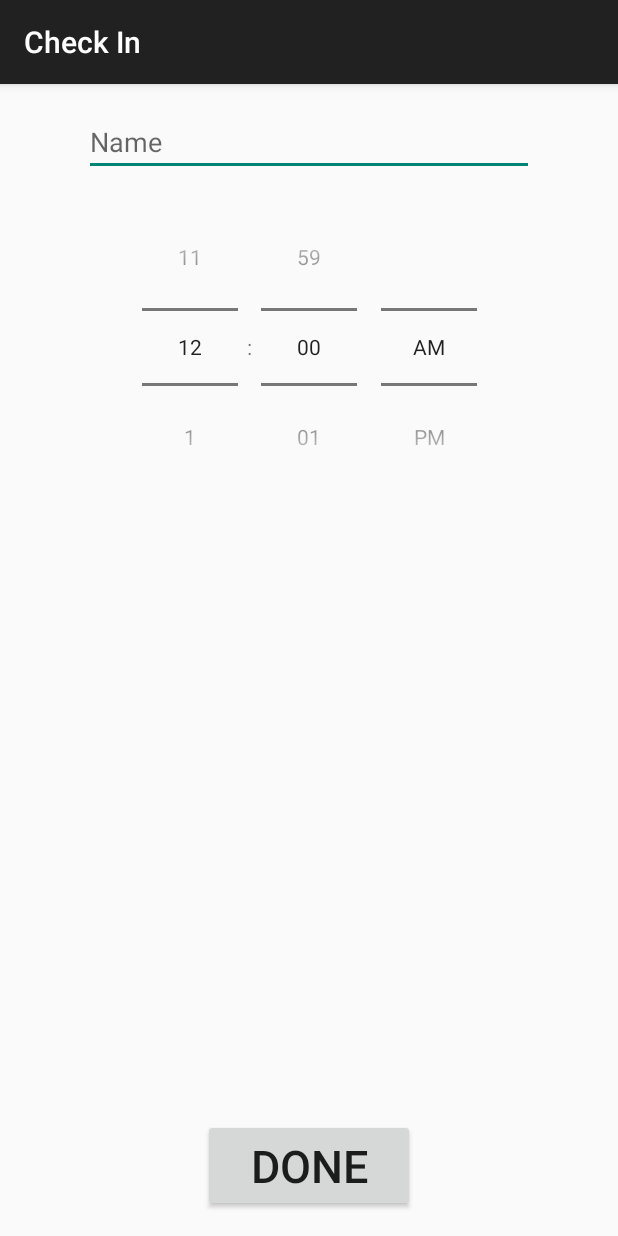
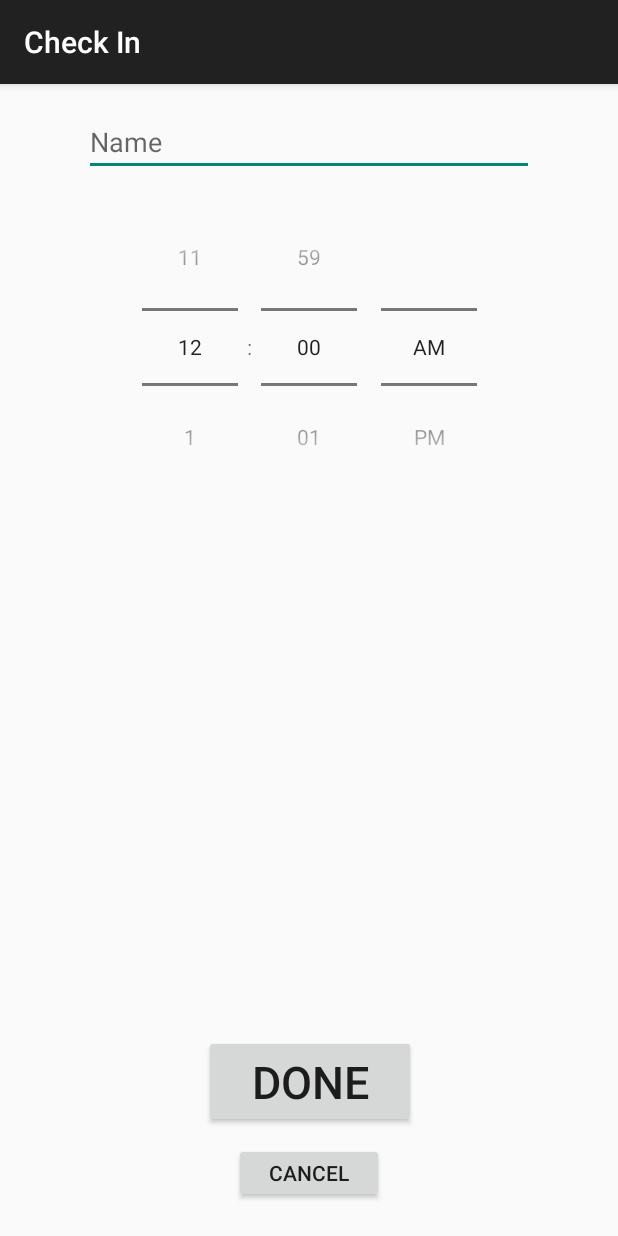
Before and after one commit to Dezzmeister/bottle-drive-time-log, an Android app: the screen it shows after launch (CheckInActivity), after a tap on an icon or button, on a phone screen of 412 x 824 dp. Run offline under Robolectric (Android 15) with nearby library versions, the phone set to English and light mode, and no system bars; libraries missing offline, so code that uses them is left out: jxl.write.

Commit message:
changed the main listview adapter

```diff
--- a/app/build.gradle
+++ b/app/build.gradle
@@ -32,4 +32,5 @@ dependencies {
     testImplementation 'junit:junit:4.12'
     androidTestImplementation 'com.android.support.test:runner:1.0.2'
     androidTestImplementation 'com.android.support.test.espresso:espresso-core:3.0.2'
+    implementation files('libs/jexcelapi/jxl.jar')
 }
--- a/app/src/main/AndroidManifest.xml
+++ b/app/src/main/AndroidManifest.xml
@@ -12,6 +12,7 @@
         <activity
             android:name=".MainActivity"
             android:label="@string/app_name"
+            android:configChanges="keyboardHidden|orientation|screenSize"
             android:theme="@style/AppTheme.NoActionBar">
             <intent-filter>
                 <action android:name="android.intent.action.MAIN" />
@@ -22,6 +23,7 @@
         <activity
             android:name=".CheckInActivity"
             android:label="Check In"
+            android:configChanges="keyboardHidden|orientation|screenSize"
             android:theme="@style/Theme.AppCompat.Light.DarkActionBar">
 
         </activity>
--- /dev/null
+++ b/app/src/main/java/com/troop6quincy/bottledrivetimelog/ScoutAdapter.java
@@ -0,0 +1,57 @@
+package com.troop6quincy.bottledrivetimelog;
+
+import android.content.Context;
+import android.view.LayoutInflater;
+import android.view.View;
+import android.view.ViewGroup;
+import android.widget.ArrayAdapter;
+import android.widget.TextView;
+
+import java.text.SimpleDateFormat;
+import java.util.LinkedList;
+import java.util.List;
+
+public class ScoutAdapter extends ArrayAdapter<Scout> {
+    private static final SimpleDateFormat dateFormat = new SimpleDateFormat("h:mm a, MMM d");
+
+    private final Context context;
+    private final List<Scout> items;
+
+    public ScoutAdapter(final Context _context, final int _resId, final List<Scout> _items) {
+        super(_context, _resId, _items);
+        context = _context;
+        items = _items;
+    }
+
+    @Override
+    public View getView(final int position, final View convertView, final ViewGroup parent) {
+        final Scout scout = items.get(position);
+
+        View v;
+
+        LayoutInflater vi = (LayoutInflater) context.getSystemService(Context.LAYOUT_INFLATER_SERVICE);
+
+        if (scout != null && scout.checkOut == null) {
+            v = vi.inflate(R.layout.checked_in_entry, null);
+        } else {
+            v = vi.inflate(R.layout.checked_out_entry, null);
+        }
+
+        if (scout != null) {
+            final TextView scoutName = v.findViewById(R.id.scoutEntryName);
+            final TextView checkInDate = v.findViewById(R.id.scoutEntryCheckInDate);
+
+            scoutName.setText(scout.name);
+            checkInDate.setText("Checked in: " + dateFormat.format(scout.checkIn));
+
+            if (scout.checkOut != null) {
+                final TextView checkOutDate = v.findViewById(R.id.scoutEntryCheckOutDate);
+                checkOutDate.setText("Checked out: " + dateFormat.format(scout.checkOut));
+            }
+        }
+
+        return v;
+    }
+
+
+}
--- a/app/src/main/res/layout/activity_checkin.xml
+++ b/app/src/main/res/layout/activity_checkin.xml
@@ -33,9 +33,20 @@
         android:id="@+id/submitCheckIn"
         android:layout_width="141dp"
         android:layout_height="62dp"
-        android:layout_marginBottom="16dp"
+        android:layout_marginBottom="72dp"
         android:text="Done"
         android:textSize="30sp"
+        app:layout_constraintBottom_toBottomOf="parent"
+        app:layout_constraintEnd_toEndOf="parent"
+        app:layout_constraintHorizontal_bias="0.502"
+        app:layout_constraintStart_toStartOf="parent" />
+
+    <Button
+        android:id="@+id/cancelCheckIn"
+        android:layout_width="100dp"
+        android:layout_height="40dp"
+        android:layout_marginBottom="22dp"
+        android:text="Cancel"
         app:layout_constraintBottom_toBottomOf="parent"
         app:layout_constraintEnd_toEndOf="parent"
         app:layout_constraintStart_toStartOf="parent" />
--- a/app/src/main/res/values/colors.xml
+++ b/app/src/main/res/values/colors.xml
@@ -3,4 +3,7 @@
     <color name="colorPrimary">#3F51B5</color>
     <color name="colorPrimaryDark">#303F9F</color>
     <color name="colorAccent">#FF4081</color>
+    <color name="checkedInEntryColor">#000000</color>
+    <color name="checkedOutEntryColor">#acacac</color>
+    <!--<color name="checkedInEntryNameColor">#</color>-->
 </resources>
--- a/app/src/main/res/values/styles.xml
+++ b/app/src/main/res/values/styles.xml
@@ -1,7 +1,7 @@
 <resources>
 
     <!-- Base application theme. -->
-    <style name="AppTheme" parent="Theme.AppCompat.Light.DarkActionBar">
+    <style name="AppTheme" parent="Base.Theme.AppCompat.Light.DarkActionBar">
         <!-- Customize your theme here. -->
         <item name="colorPrimary">@color/colorPrimary</item>
         <item name="colorPrimaryDark">@color/colorPrimaryDark</item>
```
Also changed, not shown: app/src/main/java/com/troop6quincy/bottledrivetimelog/CheckInActivity.java (+24 -1 lines), app/src/main/java/com/troop6quincy/bottledrivetimelog/MainActivity.java (+82 -8 lines), app/src/main/res/layout/checked_in_entry.xml (added, +38 -0 lines), app/src/main/res/layout/checked_out_entry.xml (added, +47 -0 lines).
